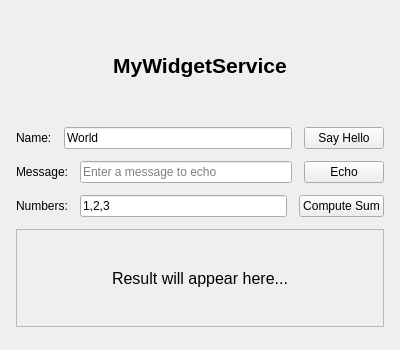
Old version of the form examples/cpp_widget_service_template/ui/ServiceUI.ui in the repository test-fullautomation/python-microservice-base.
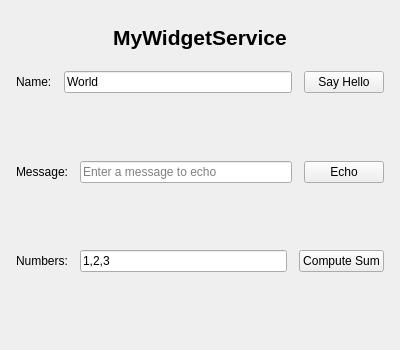
New version of the form.

Diff of the .ui file:
```diff
--- a/examples/cpp_widget_service_template/ui/ServiceUI.ui
+++ b/examples/cpp_widget_service_template/ui/ServiceUI.ui
@@ -76,6 +76,17 @@
     </layout>
    </item>
 
+   <item>
+    <widget class="QLabel" name="helloResult">
+     <property name="text">
+      <string></string>
+     </property>
+     <property name="wordWrap">
+      <bool>true</bool>
+     </property>
+    </widget>
+   </item>
+
    <!-- Echo section -->
    <item>
     <layout class="QHBoxLayout" name="echoLayout">
@@ -110,6 +121,17 @@
     </layout>
    </item>
 
+   <item>
+    <widget class="QLabel" name="echoResult">
+     <property name="text">
+      <string></string>
+     </property>
+     <property name="wordWrap">
+      <bool>true</bool>
+     </property>
+    </widget>
+   </item>
+
    <!-- Compute section -->
    <item>
     <layout class="QHBoxLayout" name="computeLayout">
@@ -151,28 +173,11 @@
    <item>
     <widget class="QLabel" name="resultLabel">
      <property name="text">
-      <string>Result will appear here...</string>
-     </property>
-     <property name="alignment">
-      <set>Qt::AlignCenter</set>
+      <string></string>
      </property>
      <property name="wordWrap">
       <bool>true</bool>
      </property>
-     <property name="font">
-      <font>
-       <pointsize>12</pointsize>
-      </font>
-     </property>
-     <property name="frameShape">
-      <enum>QFrame::StyledPanel</enum>
-     </property>
-     <property name="minimumSize">
-      <size>
-       <width>0</width>
-       <height>60</height>
-      </size>
-     </property>
     </widget>
    </item>
 
```
Left out of the diff: 12 changed lines with no effect on the pictures.
